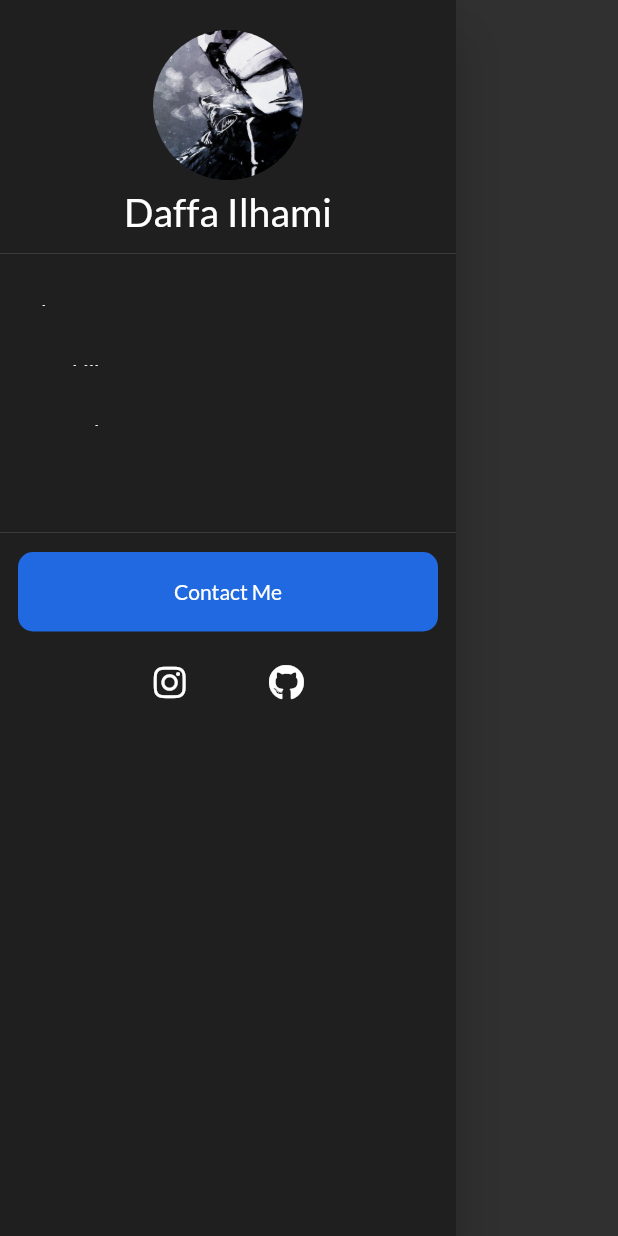
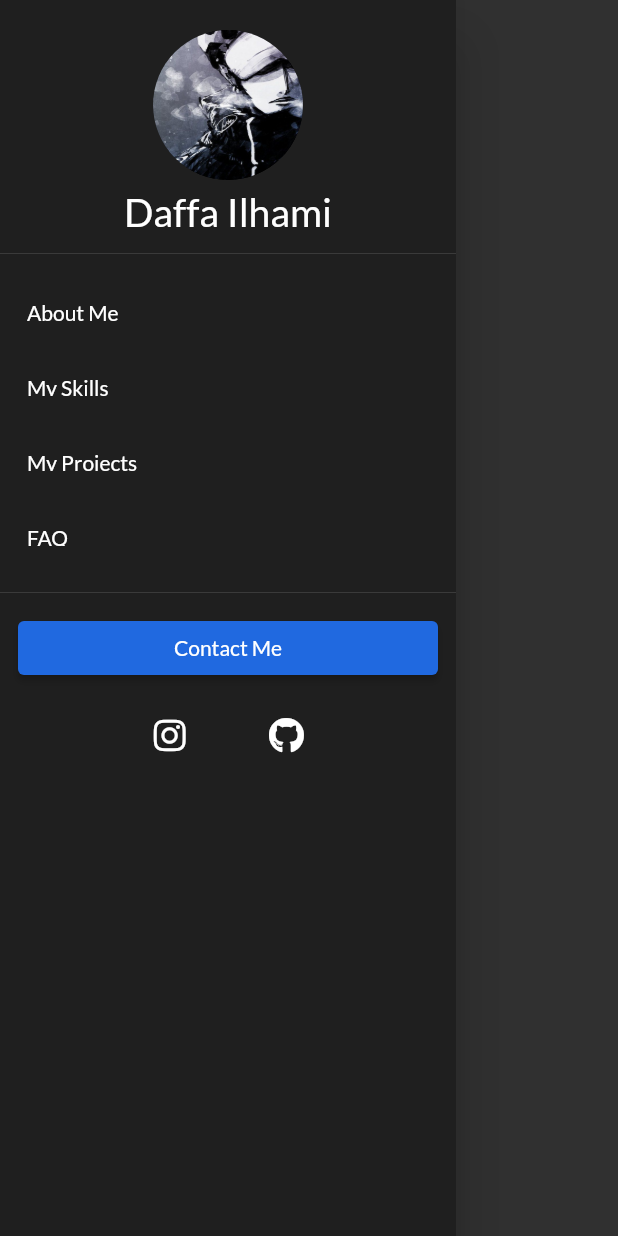
Before and after one commit to mdaffailhami/mdaffailhami, a Flutter app: the MyDrawer widget shown alone on an empty page, opened directly, after a tap on "Contact Me", on a phone screen of 412 x 824 dp. Run offline on Flutter 3.47's test engine with Material 2 defaults, Android fonts, the phone set to English and light mode, and no system bars; our stand-ins replace font_awesome_flutter, google_fonts, simple_shadow; network calls fail.

Commit message:
Memperbaiki bug text terpotong di web mobile

```diff
--- a/lib/screens/home/components/drawer.dart
+++ b/lib/screens/home/components/drawer.dart
@@ -33,7 +33,7 @@ class MyDrawer extends StatelessWidget {
               child: Column(
                 children: [
                   SizedBox(
-                    height: 40,
+                    height: 50,
                     child: MyNavigationButton(
                       componentKey: MyAboutMe.componentKey,
                       child: Align(
@@ -43,7 +43,7 @@ class MyDrawer extends StatelessWidget {
                     ),
                   ),
                   SizedBox(
-                    height: 40,
+                    height: 50,
                     child: MyNavigationButton(
                       componentKey: MySkills.componentKey,
                       child: Align(
@@ -53,7 +53,7 @@ class MyDrawer extends StatelessWidget {
                     ),
                   ),
                   SizedBox(
-                    height: 40,
+                    height: 50,
                     child: MyNavigationButton(
                       componentKey: MyProjects.componentKey,
                       child: Align(
@@ -63,7 +63,7 @@ class MyDrawer extends StatelessWidget {
                     ),
                   ),
                   SizedBox(
-                    height: 40,
+                    height: 50,
                     child: MyNavigationButton(
                       componentKey: MyFAQ.componentKey,
                       child: Align(
@@ -76,17 +76,24 @@ class MyDrawer extends StatelessWidget {
                   Padding(
                     padding: const EdgeInsets.symmetric(horizontal: 12),
                     child: Column(
+                      crossAxisAlignment: CrossAxisAlignment.stretch,
                       children: [
-                        Container(
-                          width: double.infinity,
-                          decoration: BoxDecoration(
-                            color: Theme.of(context).colorScheme.primary,
-                            borderRadius: BorderRadius.circular(10),
+                        ElevatedButton(
+                          onPressed: () {
+                            Scrollable.ensureVisible(
+                              MyContactMeForm.componentKey.currentContext ??
+                                  context,
+                              duration: const Duration(milliseconds: 800),
+                            );
+
+                            if (Scaffold.of(context).isDrawerOpen) {
+                              Navigator.of(context).pop();
+                            }
+                          },
+                          style: ElevatedButton.styleFrom(
+                            primary: Theme.of(context).colorScheme.primary,
                           ),
-                          child: MyNavigationButton(
-                            componentKey: MyContactMeForm.componentKey,
-                            child: Text('Contact Me'),
-                          ),
+                          child: Text('Contact Me'),
                         ),
                         SizedBox(height: 10),
                         Wrap(
```
Also changed, not shown: lib/screens/home/components/app_bar.dart (+17 -6 lines), pubspec.lock.
